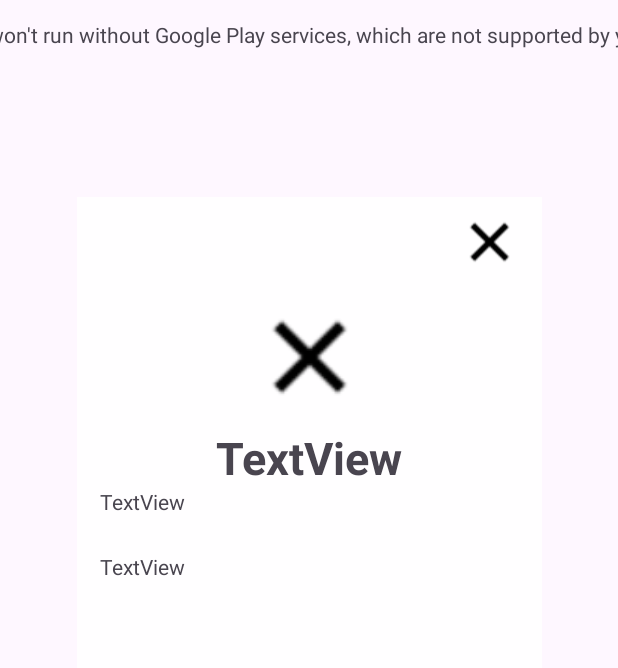
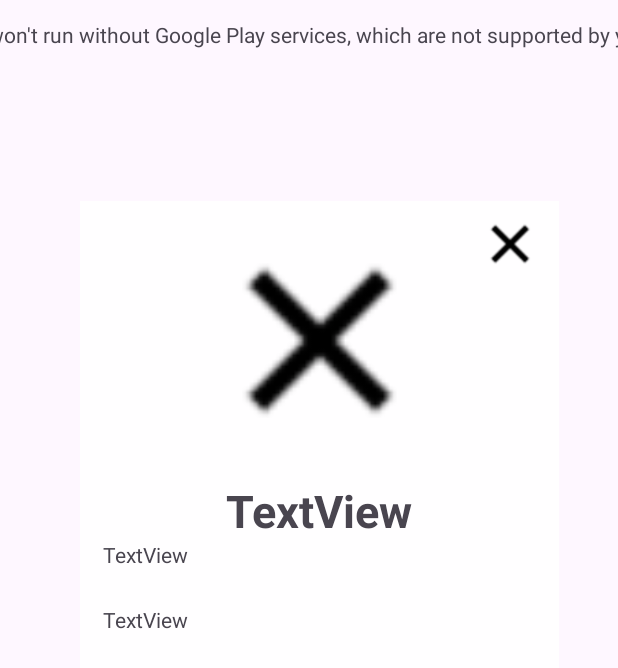
Before and after one commit to zarlorcode/WappNASA, an Android app: the screen it shows after launch (MainActivity), on a phone screen of 412 x 824 dp. Shown: the top 668 px of the screen. Run offline under Robolectric (Android 15) with nearby library versions, the phone set to English and light mode, and no system bars.

Commit message:
Muchas cosas

```diff
--- a/app/src/main/res/layout/activity_main.xml
+++ b/app/src/main/res/layout/activity_main.xml
@@ -43,45 +43,35 @@
 
     <RelativeLayout
         android:id="@+id/popup"
-        android:layout_width="310dp"
-        android:layout_height="611dp"
+        android:layout_width="409dp"
+        android:layout_height="682dp"
         android:layout_marginStart="159dp"
         android:layout_marginTop="250dp"
         android:layout_marginEnd="159dp"
         android:layout_marginBottom="200dp"
-        android:background="#D8FFFFFF"
         map:layout_constraintBottom_toBottomOf="parent"
         map:layout_constraintEnd_toEndOf="parent"
         map:layout_constraintStart_toStartOf="parent"
         map:layout_constraintTop_toTopOf="parent">
 
         <LinearLayout
-            android:layout_width="match_parent"
-            android:layout_height="match_parent"
+            android:layout_width="319dp"
+            android:layout_height="533dp"
+            android:layout_alignParentStart="true"
+            android:layout_alignParentTop="true"
+            android:layout_alignParentEnd="true"
+            android:layout_alignParentBottom="true"
+            android:layout_marginStart="52dp"
+            android:layout_marginTop="38dp"
+            android:layout_marginEnd="38dp"
+            android:layout_marginBottom="111dp"
+            android:background="#D8FFFFFF"
             android:orientation="vertical">
-
-            <LinearLayout
-                android:layout_width="325dp"
-                android:layout_height="60dp"
-                android:layout_marginLeft="250dp"
-                android:orientation="horizontal">
-
-                <ImageView
-                    android:id="@+id/botonX"
-                    android:layout_width="wrap_content"
-                    android:layout_height="match_parent"
-                    android:contentDescription="kehdcljedef"
-                    android:onClick="clickBotonX"
-                    android:src="@drawable/cross"
-                    android:textAlignment="gravity"
-                    map:srcCompat="@drawable/cross"
-                    tools:ignore="TouchTargetSizeCheck" />
-            </LinearLayout>
 
             <ImageView
                 android:id="@+id/imagenPrincipal"
                 android:layout_width="match_parent"
-                android:layout_height="93dp"
+                android:layout_height="186dp"
                 android:src="@drawable/cross"
                 map:srcCompat="@drawable/cross" />
 
@@ -111,6 +101,25 @@
 
         </LinearLayout>
 
+        <ImageView
+            android:id="@+id/botonX"
+            android:layout_width="49dp"
+            android:layout_height="99dp"
+            android:layout_alignParentStart="true"
+            android:layout_alignParentTop="true"
+            android:layout_alignParentEnd="true"
+            android:layout_alignParentBottom="true"
+            android:layout_marginStart="314dp"
+            android:layout_marginTop="17dp"
+            android:layout_marginEnd="46dp"
+            android:layout_marginBottom="566dp"
+            android:contentDescription="kehdcljedef"
+            android:onClick="clickBotonX"
+            android:src="@drawable/cross"
+            android:textAlignment="gravity"
+            map:srcCompat="@drawable/cross"
+            tools:ignore="TouchTargetSizeCheck" />
+
     </RelativeLayout>
 
 </androidx.constraintlayout.widget.ConstraintLayout>
```
Also changed, not shown: app/src/main/java/com/example/wappnasa/MainActivity.java (+19 -18 lines), app/src/main/res/drawable/angelshark.jpg (added), app/src/main/res/drawable/angelshark2.jpg (added), app/src/main/res/drawable/basking.jpg (added), app/src/main/res/drawable/blueshark2.png (added), app/src/main/res/drawable/duskygrouper2.png (added), app/src/main/res/drawable/elcabanyal2.jpg (added), app/src/main/res/drawable/graytriggerfish.jpg (added), app/src/main/res/drawable/iconotiburon2.png (added), app/src/main/res/drawable/playafrancia2.jpg (added), app/src/main/res/drawable/shagreenskate2.jpg (added), app/src/main/res/drawable/tibu.png (added).
